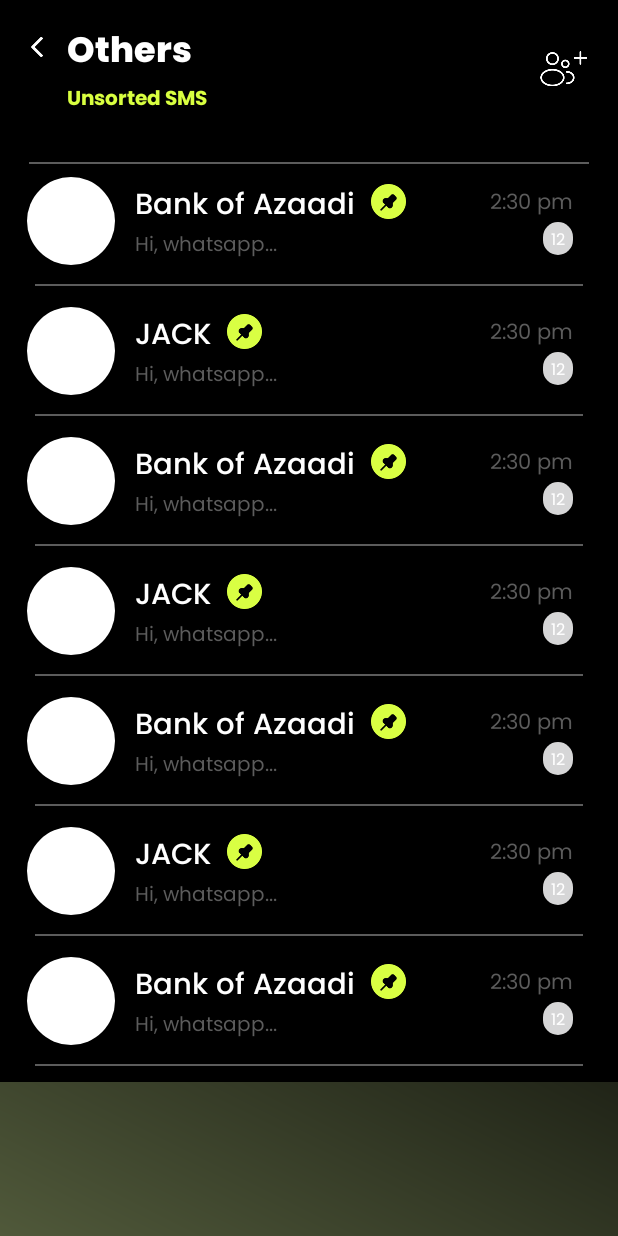
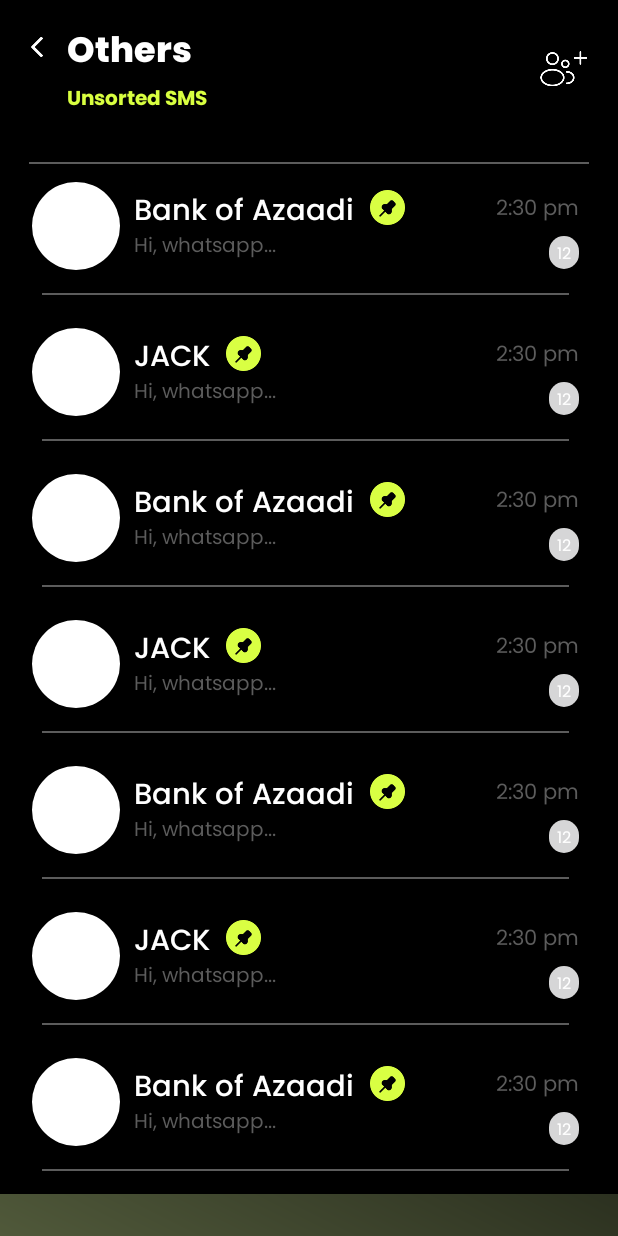
Before and after one commit to zainshah412-eng/Ersaal, an Android app: the OthersActivity screen opened directly, with no data from a screen before it, on a phone screen of 412 x 824 dp. Run offline under Robolectric (Android 15) with nearby library versions, the phone set to English and light mode, and no system bars; our stand-ins replace CircleImageView, sdp/ssp sizes.

Commit message:
covert design into constraint layout

```diff
--- a/app/src/main/res/drawable/circle_notification.xml
+++ b/app/src/main/res/drawable/circle_notification.xml
@@ -3,6 +3,6 @@
     android:shape="rectangle">
 
     <solid android:color="@color/red" />
-    <corners android:radius="@dimen/_50sdp" />
+    <corners android:radius="@dimen/_300sdp" />
 
 </shape>
--- a/app/src/main/res/drawable/shape_rectangle_for_recent.xml
+++ b/app/src/main/res/drawable/shape_rectangle_for_recent.xml
@@ -1,5 +1,5 @@
 <?xml version="1.0" encoding="utf-8"?>
 <shape xmlns:android="http://schemas.android.com/apk/res/android">
     <solid android:color="#3F3E32" />
-    <corners android:radius="@dimen/_40sdp" />
+    <corners android:radius="@dimen/_18sdp" />
 </shape>
--- a/app/src/main/res/layout/activity_others.xml
+++ b/app/src/main/res/layout/activity_others.xml
@@ -81,5 +81,6 @@
         android:id="@+id/rvOthersList"
         android:layout_width="match_parent"
         android:layout_height="match_parent"
+        tools:listitem="@layout/item_list_others"
         android:layout_below="@+id/view" />
 </RelativeLayout>
--- a/app/src/main/res/layout/item_list_others.xml
+++ b/app/src/main/res/layout/item_list_others.xml
@@ -1,112 +1,81 @@
 <?xml version="1.0" encoding="utf-8"?>
-<RelativeLayout xmlns:android="http://schemas.android.com/apk/res/android"
+<androidx.constraintlayout.widget.ConstraintLayout xmlns:android="http://schemas.android.com/apk/res/android"
     xmlns:app="http://schemas.android.com/apk/res-auto"
     android:layout_width="match_parent"
     android:layout_height="wrap_content"
+    android:paddingBottom="@dimen/_12sdp"
+    android:paddingStart="@dimen/_8sdp"
+    android:paddingEnd="@dimen/_6sdp"
     android:background="@color/black">
-
-    <RelativeLayout
-        android:id="@+id/headerCover2"
-        android:layout_width="match_parent"
-        android:layout_height="@dimen/_50sdp"
-        android:layout_marginBottom="@dimen/_7sdp"
-        android:elevation="@dimen/_10sdp"
-        android:orientation="horizontal"
-        android:paddingStart="@dimen/_14sdp"
-        android:paddingEnd="@dimen/_16sdp"
-        app:layout_constraintEnd_toEndOf="parent"
-        app:layout_constraintStart_toStartOf="parent"
-        app:layout_constraintTop_toTopOf="parent">
-
         <de.hdodenhof.circleimageview.CircleImageView
             android:id="@+id/profile"
             android:layout_width="@dimen/_45sdp"
+            app:layout_constraintTop_toTopOf="parent"
+            app:layout_constraintStart_toStartOf="parent"
             android:layout_height="@dimen/_45sdp"
+            android:layout_marginTop="@dimen/_5sdp"
+            android:layout_marginStart="@dimen/_8sdp"
             android:layout_centerVertical="true"
             android:src="@drawable/profile"
             app:tint="@color/white" />
 
-        <LinearLayout
-            android:id="@+id/llMsg"
-            android:layout_width="wrap_content"
-            android:layout_height="wrap_content"
-            android:layout_centerVertical="true"
-            android:layout_marginStart="@dimen/_10sdp"
-            android:layout_toEndOf="@+id/profile"
-            android:orientation="vertical">
-        <LinearLayout
-            android:layout_width="wrap_content"
-            android:layout_height="wrap_content"
-            android:layout_centerVertical="true"
-            android:orientation="horizontal">
     <com.example.ersaal.utils.CustomTextView
         android:id="@+id/userName"
         android:layout_width="wrap_content"
         android:layout_height="wrap_content"
         android:includeFontPadding="false"
+        android:layout_marginTop="@dimen/_4sdp"
         android:text="@string/bank_of_azaadi"
         android:textColor="@color/white"
         android:textSize="@dimen/_15ssp"
-                app:font_name="objectiveMedium" />
+        android:layout_marginStart="@dimen/_7sdp"
+        app:font_name="objectiveMedium"
+        app:layout_constraintStart_toEndOf="@+id/profile"
+        app:layout_constraintTop_toTopOf="@id/profile" />
             <ImageView
-                android:id="@+id/backButton"
+                android:id="@+id/pin"
                 android:layout_width="@dimen/_18sdp"
                 android:layout_height="@dimen/_18sdp"
                 android:layout_marginStart="@dimen/_8sdp"
+                app:layout_constraintTop_toTopOf="@+id/userName"
+                app:layout_constraintStart_toEndOf="@id/userName"
                 android:src="@drawable/pin" />
-        </LinearLayout>
-
 
             <com.example.ersaal.utils.CustomTextView
                 android:id="@+id/msg"
                 android:layout_width="wrap_content"
                 android:layout_height="wrap_content"
-                android:layout_marginTop="@dimen/_3sdp"
-                android:includeFontPadding="false"
+                app:layout_constraintTop_toBottomOf="@id/userName"
+                app:layout_constraintStart_toStartOf="@id/userName"
                 android:text="Hello!"
                 android:maxLines="2"
                 android:textColor="@color/grey"
                 android:textSize="@dimen/_10ssp"
                 app:font_name="objectiveRegular" />
-        </LinearLayout>
 
-        <LinearLayout
-            android:layout_width="wrap_content"
-            android:layout_height="wrap_content"
-            android:layout_alignParentEnd="true"
-            android:layout_centerVertical="true"
-            android:padding="@dimen/_7sdp"
-            android:layout_marginStart="@dimen/_10sdp"
-            android:layout_toEndOf="@+id/llMsg"
-            android:gravity="end"
-            android:orientation="vertical">
             <com.example.ersaal.utils.CustomTextView
                 android:id="@+id/time"
                 android:layout_width="wrap_content"
                 android:layout_height="wrap_content"
                 android:layout_alignParentEnd="true"
+                android:layout_marginEnd="@dimen/_14sdp"
                 android:layout_centerVertical="true"
                 android:fontFamily="@font/objective_regular"
                 android:text="9:40"
+                android:layout_marginTop="@dimen/_10sdp"
+                app:layout_constraintTop_toTopOf="parent"
+                app:layout_constraintEnd_toEndOf="parent"
                 android:textColor="@color/grey"
                 android:visibility="visible" />
 
-            <RelativeLayout
-                android:id="@+id/rlMyJobsUpcomingNotification"
-                style="@style/customBadgesStyle14"
-                android:layout_width="wrap_content"
-                android:layout_height="wrap_content"
-                android:layout_below="@id/time"
-                android:layout_alignParentEnd="true"
-                android:layout_centerVertical="true"
-                android:layout_marginStart="@dimen/_4sdp">
-
     <com.example.ersaal.utils.CustomTextView
         android:id="@+id/upcomingNotication"
+        style="@style/customBadgesStyle14"
         android:layout_width="wrap_content"
         android:layout_height="wrap_content"
         android:layout_alignParentStart="true"
         android:layout_centerInParent="true"
+        android:layout_marginTop="@dimen/_4sdp"
         android:gravity="center"
         android:includeFontPadding="false"
         android:paddingHorizontal="@dimen/_4sdp"
@@ -115,22 +84,20 @@
         android:text="22"
         android:textColor="@color/white"
         android:textSize="@dimen/_8ssp"
-                    app:font_name="objectiveRegular" />
-
-            </RelativeLayout>
-        </LinearLayout>
-
-
-    </RelativeLayout>
+        app:font_name="objectiveRegular"
+        app:layout_constraintEnd_toEndOf="@id/time"
+        app:layout_constraintTop_toBottomOf="@id/time" />
 
     <View
         style="@style/viewBorderColor"
-        android:layout_width="match_parent"
+        android:layout_width="0dp"
         android:layout_height="@dimen/_1sdp"
-        android:layout_below="@id/headerCover2"
-        android:layout_marginStart="@dimen/_18sdp"
-        android:layout_marginEnd="@dimen/_18sdp"
+        app:layout_constraintEnd_toEndOf="@id/time"
+        android:layout_marginTop="@dimen/_12sdp"
+        app:layout_constraintStart_toStartOf="@id/profile"
+        app:layout_constraintTop_toBottomOf="@id/profile"
+        android:layout_marginStart="@dimen/_5sdp"
+        android:layout_marginEnd="@dimen/_5sdp"
         android:layout_marginBottom="@dimen/_8sdp"
-
         />
-</RelativeLayout>
+</androidx.constraintlayout.widget.ConstraintLayout>
--- a/app/src/main/res/values/strings.xml
+++ b/app/src/main/res/values/strings.xml
@@ -17,7 +17,7 @@
     <string name="i_agree_to">I agree to</string>
     <string name="terms_and_conditions">Terms and Conditions</string>
     <string name="continue_">Continue</string>
-    <string name="or">or</string>
+    <string name="or">OR</string>
     <string name="sign_in_with_email">Sign In with Email</string>
     <string name="sign_in_with_facebook">Sign In with Facebook</string>
     <string name="sign_in_with_google">Sign In with Google</string>
```
Also changed, not shown: app/src/main/res/layout/activity_sign_in.xml (+64 -68 lines), app/src/main/res/layout/activity_sign_up.xml (+67 -70 lines), app/src/main/res/layout/activity_splash.xml (+6 -2 lines), app/src/main/res/layout/item_list_add_contacts.xml (+11 -2 lines), app/src/main/res/layout/item_list_contacts.xml (+10 -6 lines), app/src/main/res/layout/item_list_recents.xml (+40 -65 lines). Lines whose indentation alone changed are shown as unchanged.
